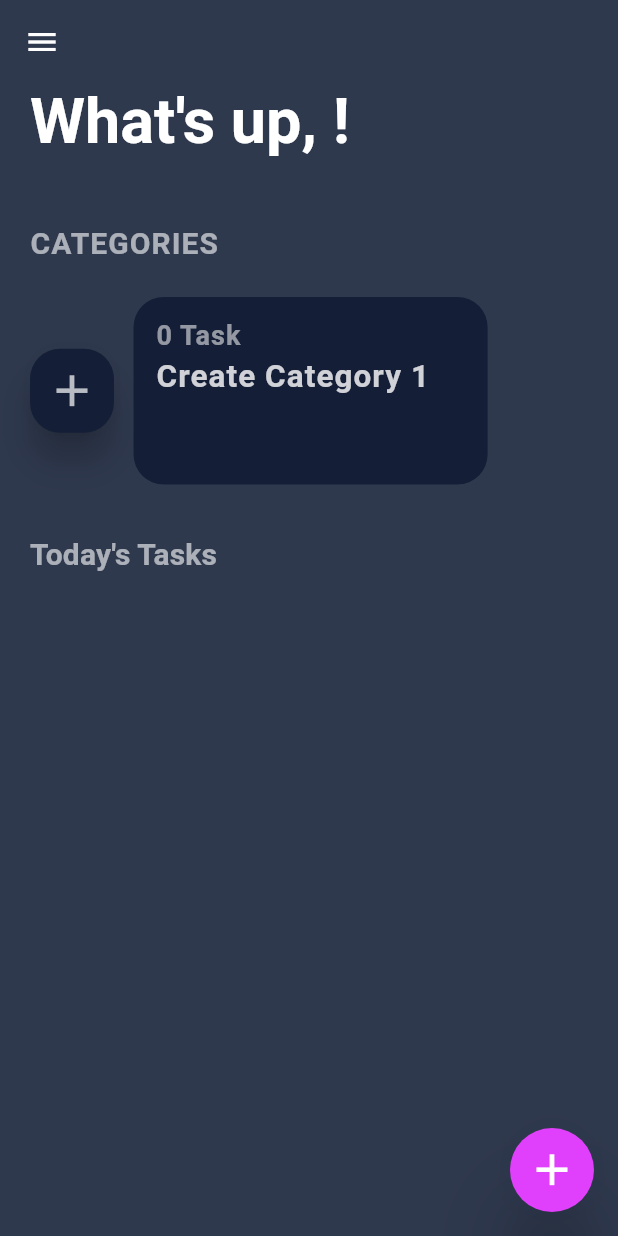
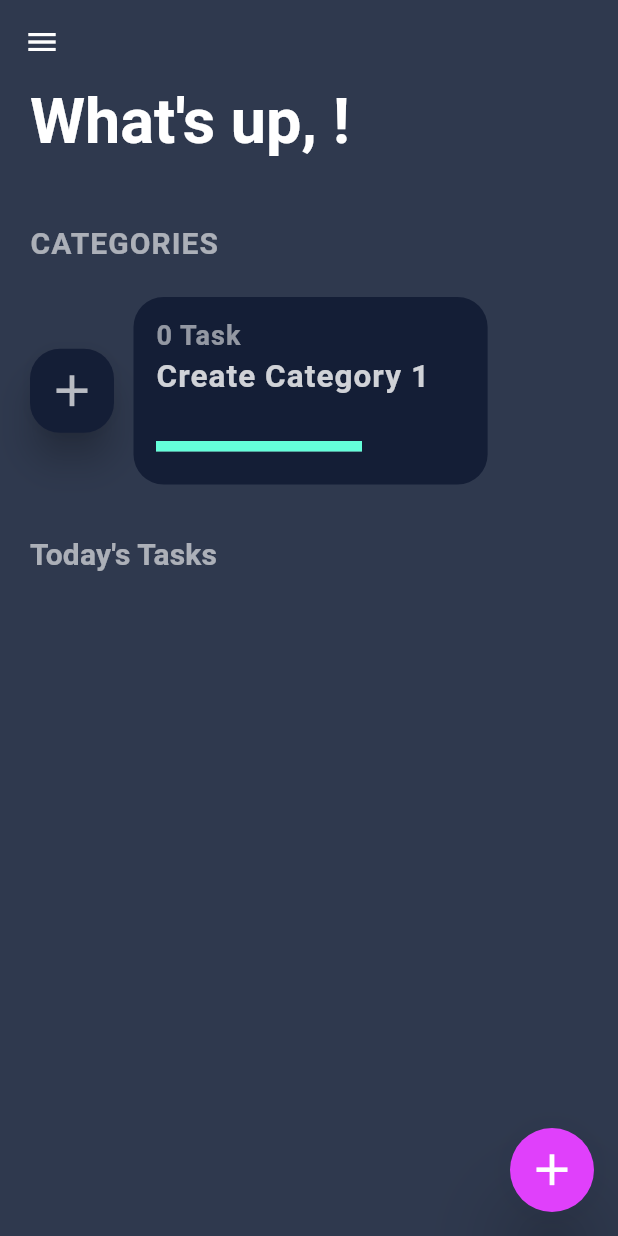
Before and after one commit to PISTON-HEAD/my_wallet, a Flutter app: the homeScreen screen opened directly, after a tap on the "add" icon, on a phone screen of 412 x 824 dp. Run offline on Flutter 3.47's test engine with Material 2 defaults, Android fonts, the phone set to English and light mode, and no system bars; drawn by our look-alikes of flutter_advanced_drawer; our stand-ins replace cloud_firestore, firebase_auth, firebase_core, firebase_storage, get, image_picker and 2 more; missing offline and left inert: custom_check_box, transition, wave_linear_progress_indicator; accounts and stored records are empty.

Commit message:
new updation

```diff
--- a/lib/mainScreen/homePage.dart
+++ b/lib/mainScreen/homePage.dart
@@ -96,6 +96,11 @@ var times = "";
   int categoryCounter = 0;
   int count=0;
   var clickId = "";
+
+
+  double progressValue(){
+    return 0.0;
+  }
 
   @override
   Widget build(BuildContext context) {
@@ -335,6 +340,7 @@ var times = "";
                                         setState(() {
                                           idCat = snapshot.data?.docs[count - 1-index]["id"];
                                         });
+                                        print(snapshot.data!.docs[count-1-index]["Completed Tasks"]);
                                       },
                                       shape:  const RoundedRectangleBorder(borderRadius: BorderRadius.all(Radius.circular(20.0))),
                                       padding:const EdgeInsets.symmetric(
@@ -351,14 +357,18 @@ var times = "";
                                             "${snapshot.data!.docs[count - 1 -index]["Category"]} ${snapshot.data!.docs.length - index}    ",
                                             style: categoryStyle(const Color.fromRGBO(255, 255, 255, 0.8),FontWeight.bold,21),
                                           ),
-                                          // Container(
-                                          //   width: MediaQuery.of(context).size.width/3,
-                                          //   child: const WaveLinearProgressIndicator(
-                                          //     color: Colors.orange,
-                                          //     value: 1,
-                                          //     enableBounceAnimation: true,
-                                          //   ),
-                                          // ),
+                                          Padding(
+                                            padding: const EdgeInsets.only(top: 30),
+                                            child: SizedBox(
+                                              width: MediaQuery.of(context).size.width/3,
+                                              child:  LinearProgressIndicator(
+                                                color: Colors.tealAccent,
+                                                minHeight: 7,
+                                                backgroundColor: Colors.white38,
+                                                value: snapshot.data!.docs[count-1-index]["Completed Tasks"]/snapshot.data!.docs[count-1-index]["Count"],
+                                              ),
+                                            ),
+                                          ),
                                         ],
                                       ),
                                     ),
```
